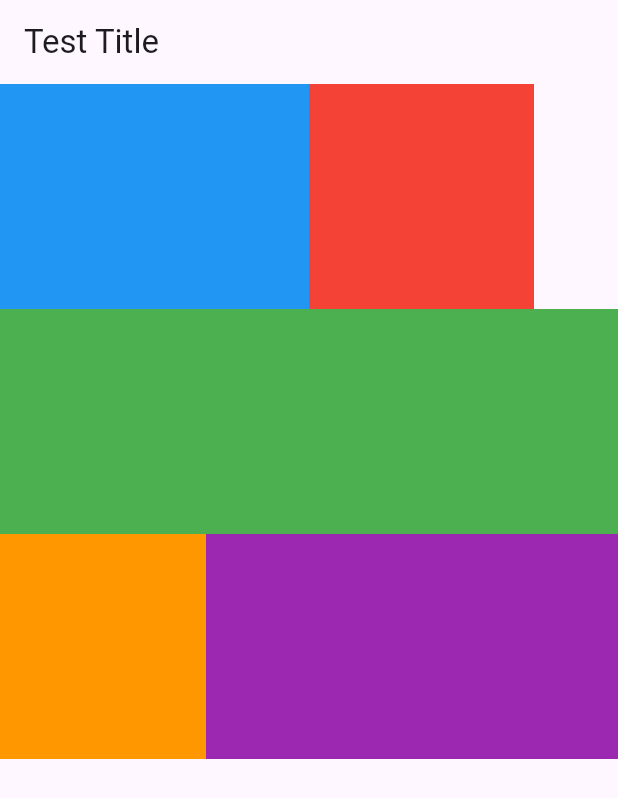
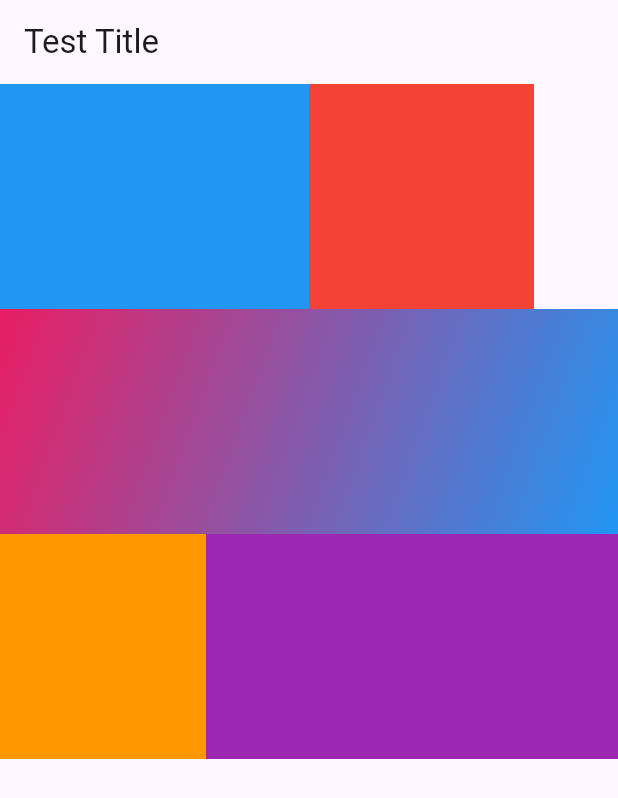
Before and after one commit to StudioZERONE/study_flutter_13_totally03_lec, a Flutter app: the screen it shows after launch, on a phone screen of 412 x 824 dp. Shown: the top 798 px of the screen. Run offline on Flutter 3.47's test engine with Material 2 defaults, Android fonts, the phone set to English and light mode, and no system bars.

Commit message:
UI 공부 중. Gradient 그라데이션

```diff
--- a/lib/main.dart
+++ b/lib/main.dart
@@ -88,7 +88,16 @@ class _MyHomePageState extends State<MyHomePage> {
                   fit: FlexFit.tight,
                   child: Container(
                     height: 150,
-                    color: Colors.green,
+                    decoration: const BoxDecoration(
+                      gradient: LinearGradient(
+                        colors: [
+                          Colors.pink,
+                          Colors.blue,
+                        ],
+                        begin: Alignment.topLeft,
+                        end: Alignment.bottomRight,
+                      ),
+                    ),
                   ),
                 ),
               ],
```
